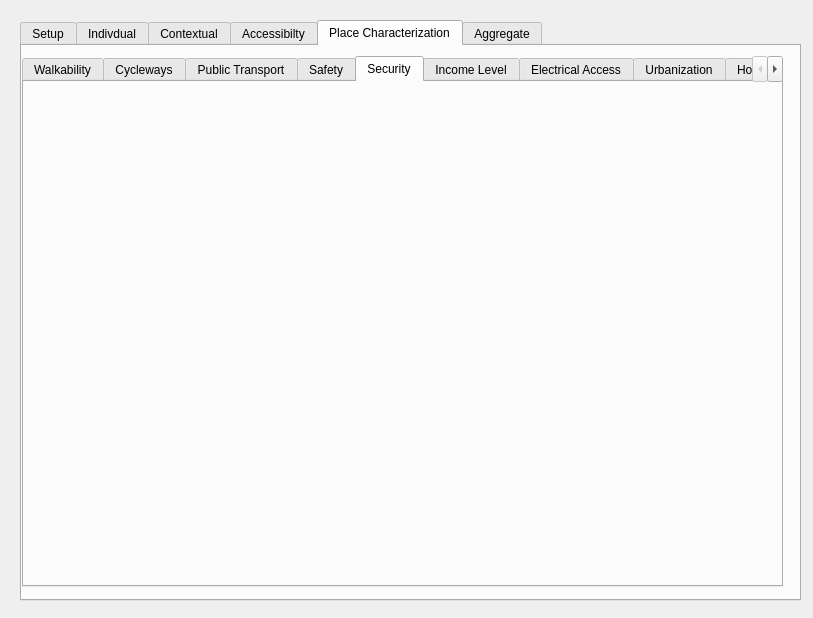
Old version of the form gender_indicator_tool/gender_indicator_tool_dialog_base.ui in the repository worldbank/GEEST.
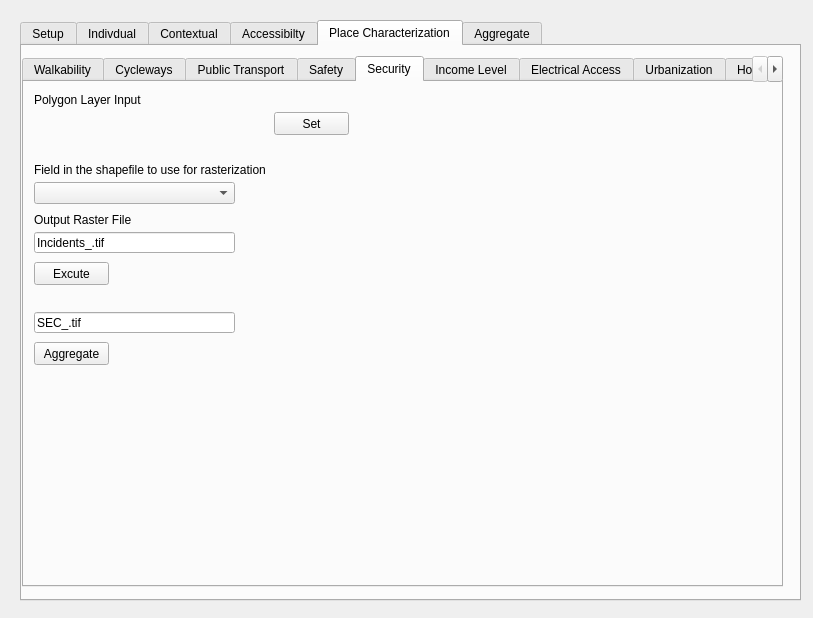
New version of the form. The open tabs and pages were chosen to show the change. Custom widgets are drawn as their Qt base class.

Diff of the .ui file:
```diff
--- a/gender_indicator_tool/gender_indicator_tool_dialog_base.ui
+++ b/gender_indicator_tool/gender_indicator_tool_dialog_base.ui
@@ -3015,6 +3015,154 @@
       <attribute name="title">
        <string>Security</string>
       </attribute>
+      <widget class="QgsFileWidget" name="SEC_Input_Field">
+       <property name="geometry">
+        <rect>
+         <x>10</x>
+         <y>30</y>
+         <width>231</width>
+         <height>31</height>
+        </rect>
+       </property>
+       <property name="toolTip">
+        <string>&lt;html&gt;&lt;head/&gt;&lt;body&gt;&lt;p&gt;&lt;span style=&quot; font-weight:600;&quot;&gt;Education Facility Point Layer&lt;/span&gt;&lt;/p&gt;&lt;/body&gt;&lt;/html&gt;</string>
+       </property>
+      </widget>
+      <widget class="QLabel" name="label_114">
+       <property name="geometry">
+        <rect>
+         <x>10</x>
+         <y>10</y>
+         <width>201</width>
+         <height>16</height>
+        </rect>
+       </property>
+       <property name="text">
+        <string>Polygon Layer Input</string>
+       </property>
+      </widget>
+      <widget class="QgsFilterLineEdit" name="SEC_incidentOutput_Field">
+       <property name="geometry">
+        <rect>
+         <x>10</x>
+         <y>150</y>
+         <width>201</width>
+         <height>21</height>
+        </rect>
+       </property>
+       <property name="toolTip">
+        <string>&lt;html&gt;&lt;head/&gt;&lt;body&gt;&lt;p&gt;&lt;span style=&quot; font-weight:600;&quot;&gt;Standardized Raster Output&lt;/span&gt;&lt;/p&gt;&lt;/body&gt;&lt;/html&gt;</string>
+       </property>
+       <property name="text">
+        <string>Incidents_.tif</string>
+       </property>
+       <property name="qgisRelation" stdset="0">
+        <string notr="true"/>
+       </property>
+      </widget>
+      <widget class="QPushButton" name="SEC_Set_PB">
+       <property name="geometry">
+        <rect>
+         <x>250</x>
+         <y>30</y>
+         <width>75</width>
+         <height>23</height>
+        </rect>
+       </property>
+       <property name="text">
+        <string>Set</string>
+       </property>
+      </widget>
+      <widget class="QLabel" name="label_115">
+       <property name="geometry">
+        <rect>
+         <x>10</x>
+         <y>130</y>
+         <width>231</width>
+         <height>16</height>
+        </rect>
+       </property>
+       <property name="text">
+        <string>Output Raster File</string>
+       </property>
+      </widget>
+      <widget class="QComboBox" name="SEC_rasField_CB">
+       <property name="geometry">
+        <rect>
+         <x>10</x>
+         <y>100</y>
+         <width>201</width>
+         <height>22</height>
+        </rect>
+       </property>
+       <property name="toolTip">
+        <string>&lt;html&gt;&lt;head/&gt;&lt;body&gt;&lt;p&gt;&lt;span style=&quot; font-weight:600;&quot;&gt;Education Facility Point Layer Field&lt;/span&gt;&lt;/p&gt;&lt;/body&gt;&lt;/html&gt;</string>
+       </property>
+      </widget>
+      <widget class="QLabel" name="label_116">
+       <property name="geometry">
+        <rect>
+         <x>10</x>
+         <y>80</y>
+         <width>231</width>
+         <height>16</height>
+        </rect>
+       </property>
+       <property name="text">
+        <string>Field in the shapefile to use for rasterization</string>
+       </property>
+      </widget>
+      <widget class="QPushButton" name="SEC_Execute_PB">
+       <property name="geometry">
+        <rect>
+         <x>10</x>
+         <y>180</y>
+         <width>75</width>
+         <height>23</height>
+        </rect>
+       </property>
+       <property name="toolTip">
+        <string>&lt;html&gt;&lt;head/&gt;&lt;body&gt;&lt;p&gt;&lt;span style=&quot; font-weight:600;&quot;&gt;Geoprocessiong Execution&lt;/span&gt;&lt;/p&gt;&lt;/body&gt;&lt;/html&gt;</string>
+       </property>
+       <property name="text">
+        <string>Excute</string>
+       </property>
+      </widget>
+      <widget class="QgsFilterLineEdit" name="SEC_AGGOutput_Field">
+       <property name="geometry">
+        <rect>
+         <x>10</x>
+         <y>230</y>
+         <width>201</width>
+         <height>21</height>
+        </rect>
+       </property>
+       <property name="toolTip">
+        <string>&lt;html&gt;&lt;head/&gt;&lt;body&gt;&lt;p&gt;&lt;span style=&quot; font-weight:600;&quot;&gt;Standardized Raster Output&lt;/span&gt;&lt;/p&gt;&lt;/body&gt;&lt;/html&gt;</string>
+       </property>
+       <property name="text">
+        <string>SEC_.tif</string>
+       </property>
+       <property name="qgisRelation" stdset="0">
+        <string notr="true"/>
+       </property>
+      </widget>
+      <widget class="QPushButton" name="SEC_Aggregate_PB">
+       <property name="geometry">
+        <rect>
+         <x>10</x>
+         <y>260</y>
+         <width>75</width>
+         <height>23</height>
+        </rect>
+       </property>
+       <property name="toolTip">
+        <string>&lt;html&gt;&lt;head/&gt;&lt;body&gt;&lt;p&gt;&lt;span style=&quot; font-weight:600;&quot;&gt;Geoprocessiong Execution&lt;/span&gt;&lt;/p&gt;&lt;/body&gt;&lt;/html&gt;</string>
+       </property>
+       <property name="text">
+        <string>Aggregate</string>
+       </property>
+      </widget>
      </widget>
      <widget class="QWidget" name="tab_29">
       <attribute name="title">
```
Left out of the diff: 136 changed lines with no effect on the pictures.
